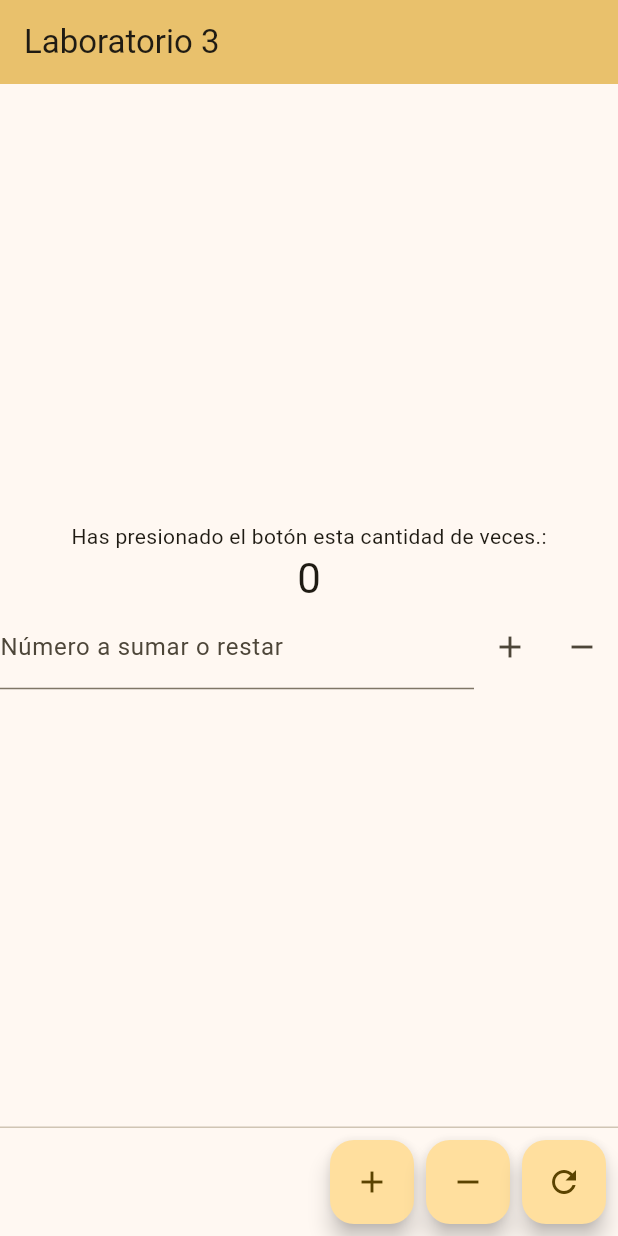
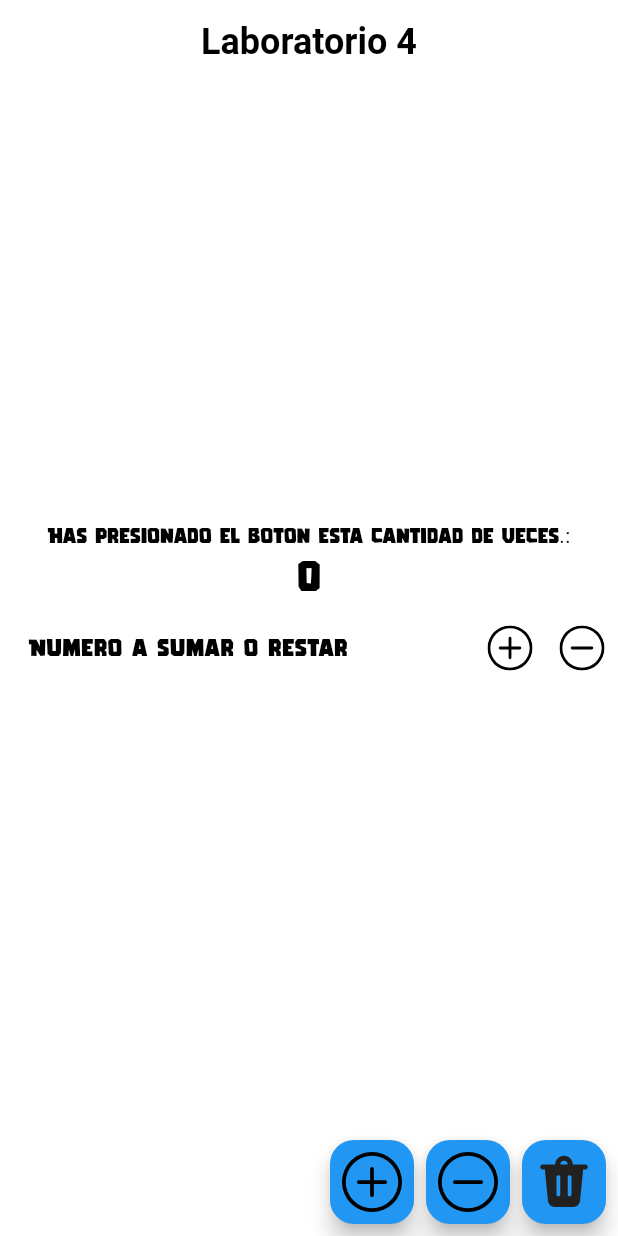
Before and after one commit to xAlee/DevMobile, a Flutter app: the screen it shows after launch, on a phone screen of 412 x 824 dp. Run offline on Flutter 3.47's test engine with Material 3 defaults, Android fonts, the phone set to English and light mode, and no system bars; our stand-ins replace flutter_svg.

Commit message:
Lab 4 Terminado

```diff
--- a/lib/main.dart
+++ b/lib/main.dart
@@ -1,5 +1,5 @@
 import 'package:flutter/material.dart';
-import 'package:flutter_svg/flutter_svg.dart';
+import 'pages/home.dart';
 
 void main() {
   runApp(const MyApp());
@@ -8,130 +8,26 @@ void main() {
 class MyApp extends StatelessWidget {
   const MyApp({super.key});
 
-  // This widget is the root of your application.
   @override
   Widget build(BuildContext context) {
     return MaterialApp(
       title: 'Flutter Demo',
       theme: ThemeData(
-        colorScheme: ColorScheme.fromSeed(seedColor: Colors.amber),
+        fontFamily: 'GAMERIA',
+        primaryColor: Colors.blue,
+        colorScheme: ColorScheme.fromSwatch(primarySwatch: Colors.blue),
+        appBarTheme: AppBarTheme(
+          backgroundColor: Colors.blue,
+          titleTextStyle: TextStyle(
+            color: Colors.black,
+            fontSize: 24,
+            fontWeight: FontWeight.bold,
+          ),
+          centerTitle: true,
+        ),
         useMaterial3: true,
       ),
-      home: const MyHomePage(title: 'Laboratorio 3'),
+      home: const MyHomePage(title: 'Laboratorio 4'),
     );
   }
 }
-
-class MyHomePage extends StatefulWidget {
-  const MyHomePage({super.key, required this.title});
-
-  final String title;
-
-  @override
-  State<MyHomePage> createState() => _MyHomePageState();
-}
-
-class _MyHomePageState extends State<MyHomePage> {
-  int _counter = 0;
-  TextEditingController _controller = TextEditingController();
-
-  void _incrementCounter() {
-    setState(() {
-      _counter++;
-    });
-  }
-
-  void _subtractCounter(int value) {
-    setState(() {
-      _counter -= value;
-    });
-  }
-
-  @override
-  Widget build(BuildContext context) {
-    return Scaffold(
-      appBar: AppBar(
-        backgroundColor: Theme.of(context).colorScheme.inversePrimary,
-        title: Text(widget.title),
-      ),
-      body: Center(
-        child: Column(
-          mainAxisAlignment: MainAxisAlignment.center,
-          children: <Widget>[
-            const Text(
-              'Has presionado el botón esta cantidad de veces.:',
-            ),
-            Text(
-              '$_counter',
-              style: Theme.of(context).textTheme.headlineMedium,
-            ),
-            Row(
-              mainAxisAlignment: MainAxisAlignment.center,
-              children: <Widget>[
-                Expanded(
-                  child: TextField(
-                    controller: _controller,
-                    keyboardType: TextInputType.number,
-                    decoration: InputDecoration(
-                      labelText: 'Número a sumar o restar',
-                    ),
-                  ),
-                ),
-                IconButton(
-                  onPressed: () {
-                    setState(() {
-                      int value = int.tryParse(_controller.text) ?? 0;
-                      _counter += value;
-                      _controller.clear();
-                    });
-                  },
-                  icon: Icon(Icons.add),
-                  tooltip: 'Sumar',
-                ),
-                IconButton(
-                  onPressed: () {
-                    setState(() {
-                      int value = int.tryParse(_controller.text) ?? 0;
-                      _counter -= value;
-                      _controller.clear();
-                    });
-                  },
-                  icon: Icon(Icons.remove),
-                  tooltip: 'Restar',
-                ),
-              ],
-            ),
-          ],
-        ),
-      ),
-      persistentFooterButtons: [
-        //Sumar al contador
-        FloatingActionButton(
-          onPressed: _incrementCounter,
-          tooltip: 'Increment',
-          child: const Icon(Icons.add),
-        ),
-        //Restar al contador
-        FloatingActionButton(
-          onPressed: () {
-            setState(() {
-              _counter--;
-            });
-          },
-          tooltip: 'Decrement',
-          child: const Icon(Icons.remove),
-        ),
-        //Reiniciar el contador
-        FloatingActionButton(
-          onPressed: () {
-            setState(() {
-              _counter = 0;
-            });
-          },
-          tooltip: 'Reset',
-          child: const Icon(Icons.refresh),
-        ),
-      ],
-    );
-  }
-}
--- /dev/null
+++ b/lib/pages/home.dart
@@ -0,0 +1,136 @@
+import 'package:flutter/material.dart';
+import 'package:flutter_svg/flutter_svg.dart';
+
+class MyHomePage extends StatefulWidget {
+  const MyHomePage({super.key, required this.title});
+
+  final String title;
+
+  @override
+  State<MyHomePage> createState() => _MyHomePageState();
+}
+
+class _MyHomePageState extends State<MyHomePage> {
+  int _counter = 0;
+  TextEditingController _controller = TextEditingController();
+
+  void _incrementCounter() {
+    setState(() {
+      _counter++;
+    });
+  }
+
+  void _subtractCounter(int value) {
+    setState(() {
+      _counter -= value;
+    });
+  }
+
+  @override
+  Widget build(BuildContext context) {
+    return Scaffold(
+      appBar: AppBar(
+        backgroundColor: Theme.of(context).colorScheme.inversePrimary,
+        title: Text(widget.title),
+      ),
+      body: Center(
+        child: Column(
+          mainAxisAlignment: MainAxisAlignment.center,
+          children: <Widget>[
+            const Text(
+              'Has presionado el botón esta cantidad de veces.:',
+            ),
+            Text(
+              '$_counter',
+              style: Theme.of(context).textTheme.headlineMedium,
+            ),
+            Row(
+              mainAxisAlignment: MainAxisAlignment.center,
+              children: <Widget>[
+                Expanded(
+                  child: TextField(
+                    controller: _controller,
+                    keyboardType: TextInputType.number,
+                    decoration: InputDecoration(
+                      labelText: '   Número a sumar o restar',
+                    ),
+                  ),
+                ),
+                IconButton(
+                  onPressed: () {
+                    setState(() {
+                      int value = int.tryParse(_controller.text) ?? 0;
+                      _counter += value;
+                      _controller.clear();
+                    });
+                  },
+                  icon: SvgPicture.asset(
+                    'assets/icons/addition.svg',
+                    width: 30,
+                    height: 30,
+                  ),
+                  tooltip: 'Increment',
+                ),
+                IconButton(
+                  onPressed: () {
+                    setState(() {
+                      int value = int.tryParse(_controller.text) ?? 0;
+                      _counter -= value;
+                      _controller.clear();
+                    });
+                  },
+                  icon: SvgPicture.asset(
+                    'assets/icons/subtraction.svg',
+                    width: 30,
+                    height: 30,
+                  ),
+                  tooltip: 'Decrement',
+                ),
+              ],
+            ),
+          ],
+        ),
+      ),
+      persistentFooterButtons: [
+        //Sumar al contador
+        FloatingActionButton(
+          onPressed: _incrementCounter,
+          tooltip: 'Increment',
+          child: SvgPicture.asset(
+            'assets/icons/addition.svg',
+            width: 40,
+            height: 40,
+          ),
+        ),
+        //Restar al contador
+        FloatingActionButton(
+          onPressed: () {
+            setState(() {
+              _counter--;
+            });
+          },
+          tooltip: 'Decrement',
+          child: SvgPicture.asset(
+            'assets/icons/subtraction.svg',
+            width: 40,
+            height: 40,
+          ),
+        ),
+        //Reiniciar el contador
+        FloatingActionButton(
+          onPressed: () {
+            setState(() {
+              _counter = 0;
+            });
+          },
+          tooltip: 'Reset',
+          child: SvgPicture.asset(
+            'assets/icons/trash.svg',
+            width: 40,
+            height: 40,
+          ),
+        ),
+      ],
+    );
+  }
+}
```
Also changed, not shown: pubspec.yaml (+5 -62 lines), assets/fonts/GAMERIA.ttf (added), pubspec.lock.
